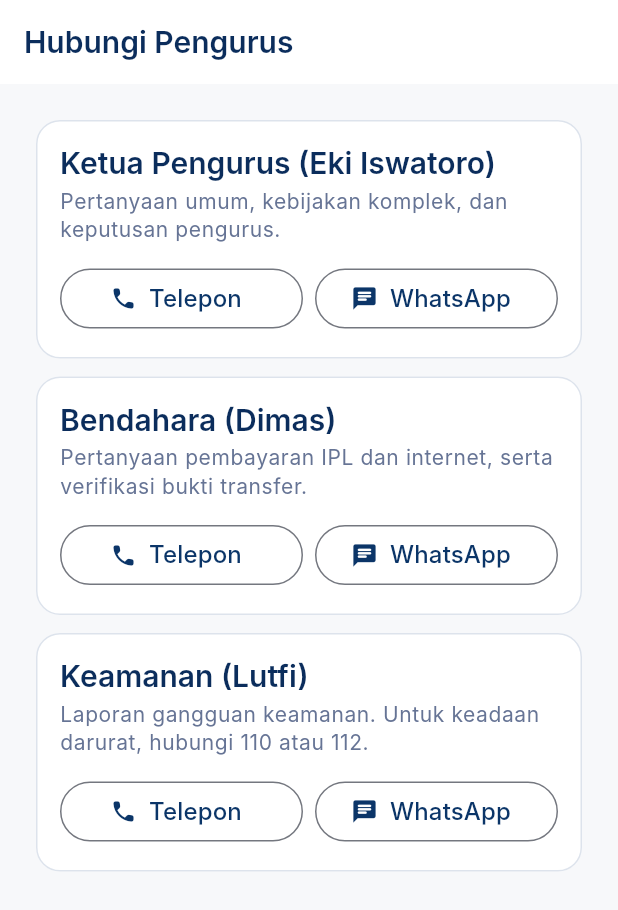
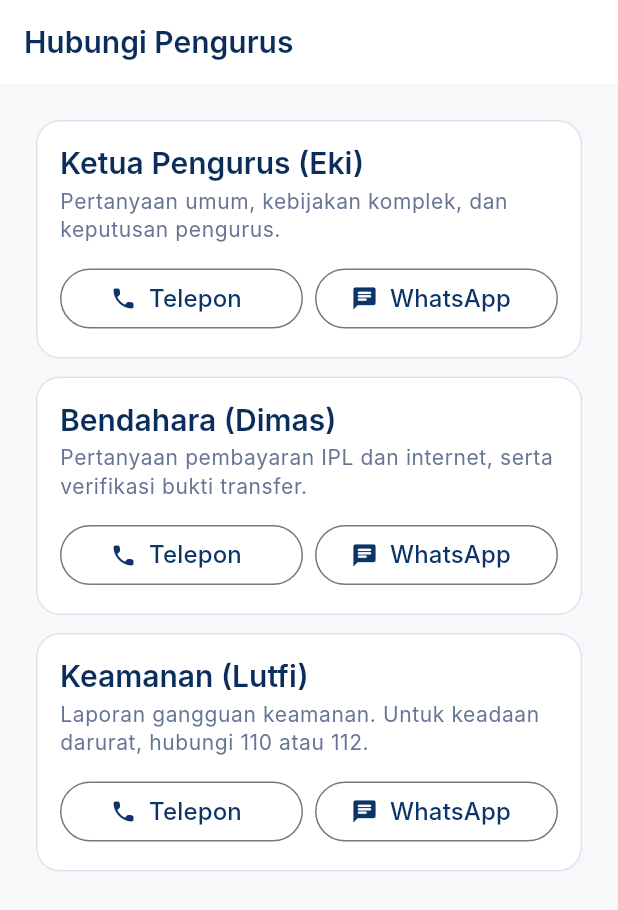
Before and after one commit to panganin-app/CASA-D-NINETY-NINE, a Flutter app: the ContactScreen screen opened by its route, on a phone screen of 412 x 824 dp. Shown: the top 910 px of the screen. Run offline on Flutter 3.47's test engine with Material 3 defaults, Android fonts, the phone set to English and light mode, and no system bars; our stand-ins replace cloud_firestore, cloud_functions, firebase_auth, firebase_core, firebase_storage, flutter_riverpod and 2 more; accounts and stored records are empty; network calls fail; Roboto replaces fonts that are missing (Inter).

Commit message:
fix(profil): tampilkan nama ketua pengurus sebagai 'Eki'
Co-Authored-By: Claude Haiku 5.5 <noreply@anthropic.com>

```diff
--- a/apps/mobile/lib/core/config/contact_config.dart
+++ b/apps/mobile/lib/core/config/contact_config.dart
@@ -13,7 +13,7 @@ class ContactItem {
 
 const List<ContactItem> pengurusContacts = [
   ContactItem(
-    label: 'Ketua Pengurus (Eki Iswatoro)',
+    label: 'Ketua Pengurus (Eki)',
     description: 'Pertanyaan umum, kebijakan komplek, dan keputusan pengurus.',
     phone: '6287780009065',
     whatsapp: '6287780009065',
```
